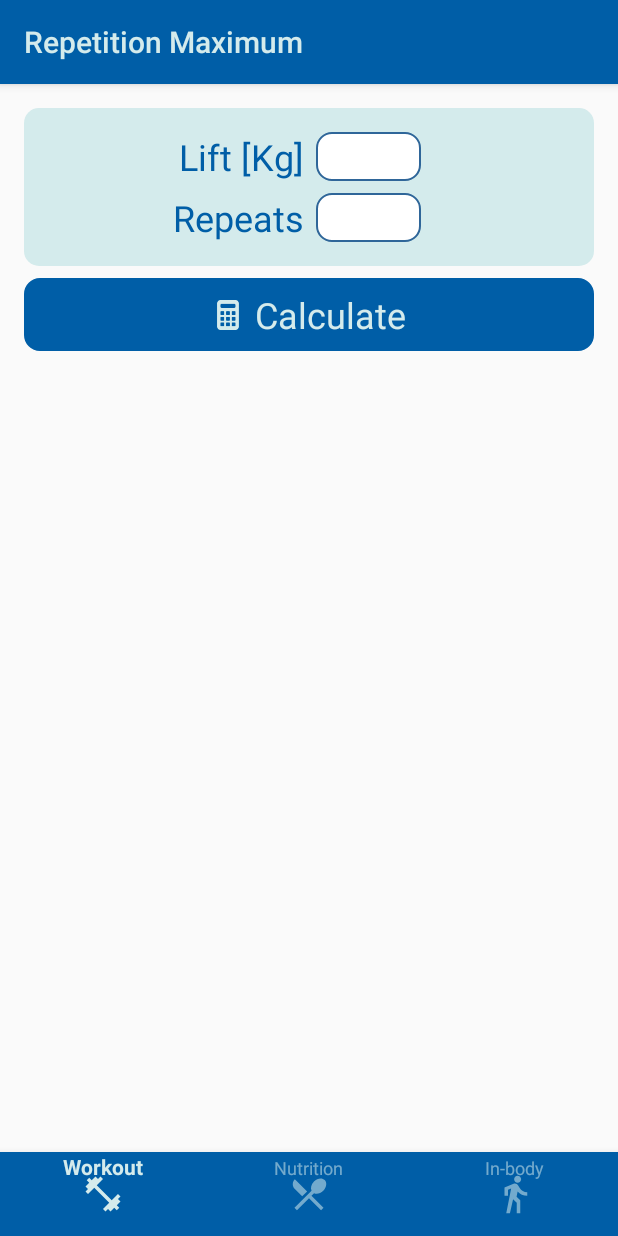
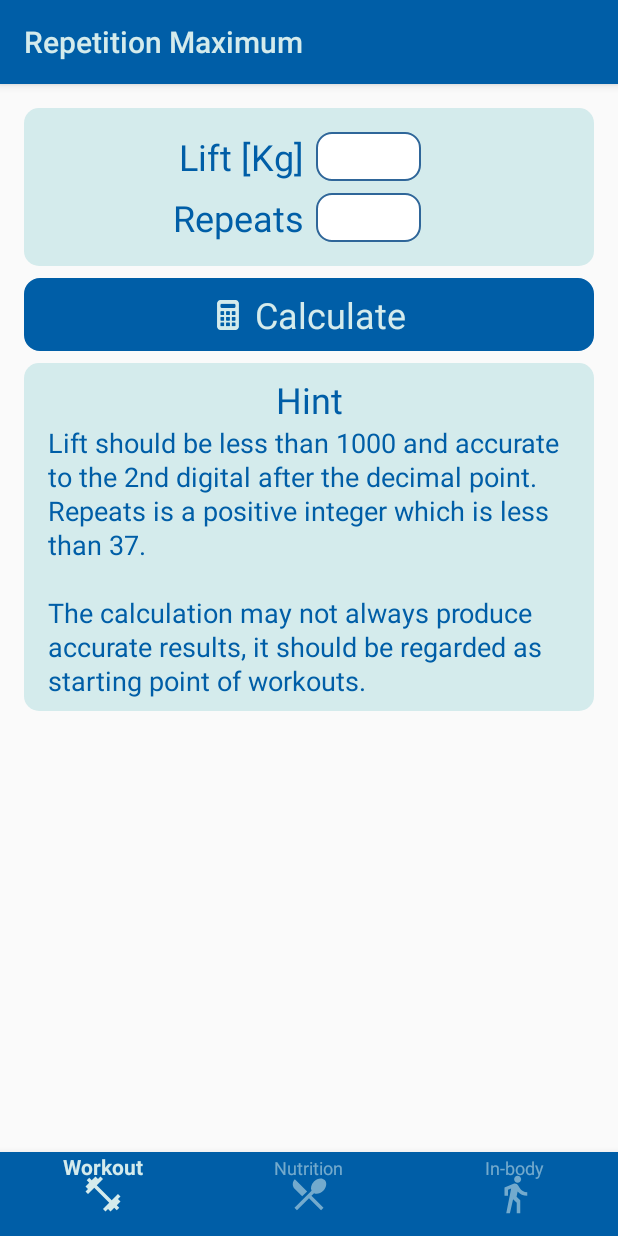
Before and after one commit to PsWang1991/Fitracker, an Android app: the RMFragment screen opened through its navigation route, on a phone screen of 412 x 824 dp. Run offline under Robolectric (Android 15) with nearby library versions, the phone set to English and light mode, and no system bars; our stand-ins replace Firebase (no records; nobody signed in at launch, a user with empty details on screens opened directly), data binding; libraries missing offline, so code that uses them is left out: com.kizitonwose.calendarview; 5 statements that could not run were skipped.

Commit message:
RM (Hint)
1. Added hint layout.
   When input is wrong, hint is shown.

```diff
--- a/app/src/main/res/layout/fragment_rm.xml
+++ b/app/src/main/res/layout/fragment_rm.xml
@@ -20,7 +20,7 @@
 
         <androidx.constraintlayout.widget.ConstraintLayout
                 android:layout_width="match_parent"
-                android:layout_height="match_parent">
+                android:layout_height="wrap_content">
 
 
             <androidx.constraintlayout.widget.ConstraintLayout
@@ -153,19 +153,19 @@
                     />
                 </androidx.constraintlayout.widget.ConstraintLayout>
             </androidx.constraintlayout.widget.ConstraintLayout>
+
             <androidx.constraintlayout.widget.ConstraintLayout
                     android:id="@+id/layout_rm_result"
-                    android:layout_width="match_parent"
-                    android:layout_height="match_parent"
-                    app:layout_constraintBottom_toBottomOf="parent"
+                    android:layout_width="0dp"
+                    android:layout_height="wrap_content"
                     app:layout_constraintStart_toStartOf="parent"
                     app:layout_constraintEnd_toEndOf="parent"
                     android:layout_marginStart="16dp"
                     android:layout_marginEnd="16dp"
-                    android:layout_marginBottom="16dp"
                     android:background="@drawable/view_item_background"
                     android:layout_marginTop="8dp" app:layout_constraintTop_toBottomOf="@+id/layout_btn_calculate_rm"
-                    android:visibility="@{viewModel.calculateDone == true ? View.VISIBLE : View.INVISIBLE}">
+                    android:visibility="@{viewModel.calculateDone == true ? View.VISIBLE : View.INVISIBLE}"
+                    tools:visibility="invisible">
 
                 <TextView
                         android:id="@+id/title_rm_percentage"
@@ -542,6 +542,44 @@
 
 
             </androidx.constraintlayout.widget.ConstraintLayout>
+
+            <androidx.constraintlayout.widget.ConstraintLayout
+                    android:id="@+id/layout_rm_hint"
+                    android:layout_width="0dp"
+                    android:layout_height="wrap_content"
+                    app:layout_constraintStart_toStartOf="parent"
+                    app:layout_constraintEnd_toEndOf="parent"
+                    android:layout_marginStart="16dp"
+                    android:layout_marginEnd="16dp"
+                    android:background="@drawable/view_item_background"
+                    android:layout_marginTop="8dp" app:layout_constraintTop_toBottomOf="@+id/layout_btn_calculate_rm"
+                    android:visibility="@{viewModel.calculateDone == false ? View.VISIBLE : View.INVISIBLE}"
+                    tools:visibility="visible">
+
+
+                <TextView
+                        android:text="@string/hint"
+                        android:layout_width="wrap_content"
+                        android:layout_height="wrap_content" android:id="@+id/title_rm_hint"
+                        app:layout_constraintTop_toTopOf="parent" app:layout_constraintStart_toStartOf="parent"
+                        app:layout_constraintEnd_toEndOf="parent"
+                        android:layout_marginTop="8dp" android:textSize="24sp" android:textColor="@color/colorText"
+                        android:textAlignment="center"/>
+                <TextView
+                        android:id="@+id/content_rm_hint"
+                        android:text="@string/hint_rm"
+                        android:layout_width="0dp"
+                        android:layout_height="wrap_content"
+                        app:layout_constraintStart_toStartOf="parent"
+                        app:layout_constraintBottom_toBottomOf="parent"
+                        app:layout_constraintEnd_toEndOf="parent"
+                        app:layout_constraintTop_toBottomOf="@+id/title_rm_hint"
+                        android:layout_marginStart="16dp"
+                        android:layout_marginBottom="8dp" android:layout_marginEnd="16dp" android:textSize="18sp"
+                        android:textColor="@color/colorText" android:textAlignment="textStart"
+                        android:lineSpacingExtra="1sp"/>
+            </androidx.constraintlayout.widget.ConstraintLayout>
+
         </androidx.constraintlayout.widget.ConstraintLayout>
     </ScrollView>
 </layout>
--- a/app/src/main/res/values/strings.xml
+++ b/app/src/main/res/values/strings.xml
@@ -165,7 +165,12 @@
     <string name="repetition_12rm">12</string>
     <string name="percent_50">50%</string>
     <string name="repetition_20rm">20</string>
-
+    <string name="hint">Hint</string>
+    <string name="hint_rm">
+        Lift should be less than 1000 and accurate to the 2nd digital after the decimal point.
+        \nRepeats is a positive integer which is less than 37.
+        \n\nThe calculation may not always produce accurate results, it should be regarded as starting point of workouts.
+    </string>
 
 
 </resources>
```
